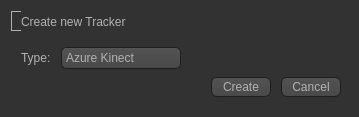
Qt form src/RenderManagement/CreateTrackerWindow.ui (Mirevi/MotionHub) before a commit.
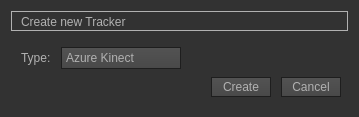
The same form after that commit. Icons and pictures are not drawn.

Commit message: set QLabel background to transparent, set QButton and QDropdown border roundness to 0px, removed XSens tracker from CreateTrackerWindow.ui dropdown, added PerceptionNeuron tracker to CreateTrackerWindow.ui dropdown

```diff
--- a/src/RenderManagement/CreateTrackerWindow.ui
+++ b/src/RenderManagement/CreateTrackerWindow.ui
@@ -102,7 +102,7 @@
 
 QWidget:disabled
 {
-    color: #404040;
+    color: #b1b1b1;
     background-color: #323232;
 }
 
@@ -132,7 +132,7 @@
     border-width: 1px;
     border-color: #1e1e1e;
     border-style: solid;
-    border-radius: 6;
+    border-radius: 0;
     padding: 3px;
     font-size: 12px;
     padding-left: 5px;
@@ -150,7 +150,7 @@
     background-color: QLinearGradient( x1: 0, y1: 0, x2: 0, y2: 1, stop: 0 #565656, stop: 0.1 #525252, stop: 0.5 #4e4e4e, stop: 0.9 #4a4a4a, stop: 1 #464646);
     border-style: solid;
     border: 1px solid #1e1e1e;
-    border-radius: 5;
+    border-radius: 0;
 }
 
 QComboBox:hover,QPushButton:hover
@@ -472,6 +472,10 @@
     height: 9px;
 }
 
+QLabel{
+	background: transparent;
+}
+
 QRadioButton::indicator
 {
     border-radius: 6px;
```
Left out of the diff: 10 changed lines with no effect on the pictures. The commit also changes 3 other files.
